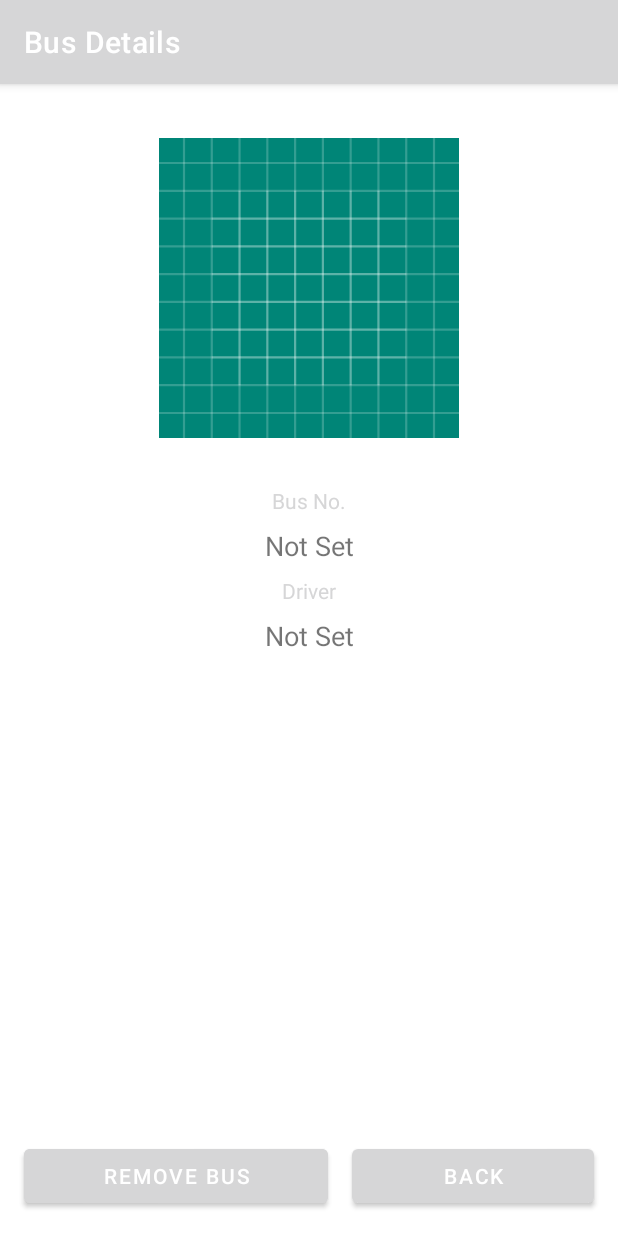
After one commit to kevinatgithub/schoolbustracker, an Android app: the layout activity_bus_details.xml on its own in the app's theme, with its tools: preview values and no code run, on a phone screen of 412 x 824 dp. The commit adds this screen. Run offline under Robolectric (Android 15) with nearby library versions, the phone set to English and light mode, and no system bars; network calls fail.

Commit message:
Added Bus Details QR Code Generation

```diff
--- a/Admin/app/build.gradle
+++ b/Admin/app/build.gradle
@@ -34,4 +34,5 @@ dependencies {
     api 'com.android.volley:volley:1.1.1'
     implementation 'com.google.code.gson:gson:2.8.5'
     implementation 'com.mapbox.mapboxsdk:mapbox-android-sdk:7.2.0'
+    implementation 'androidmads.library.qrgenearator:QRGenearator:1.0.3'
 }
--- a/Admin/app/src/main/AndroidManifest.xml
+++ b/Admin/app/src/main/AndroidManifest.xml
@@ -13,7 +13,7 @@
         android:roundIcon="@mipmap/ic_launcher_round"
         android:supportsRtl="true"
         android:theme="@style/Theme.SchoolBus">
-        <activity android:name=".MainActivity"></activity>
+        <activity android:name=".MainActivity" />
         <activity android:name=".BusesActivity">
             <intent-filter>
                 <action android:name="android.intent.action.MAIN" />
@@ -21,7 +21,8 @@
                 <category android:name="android.intent.category.LAUNCHER" />
             </intent-filter>
         </activity>
-        <activity android:name=".BusesForm"></activity>
+        <activity android:name=".BusesFormActivity" />
+        <activity android:name=".BusDetailsActivity"></activity>
     </application>
 
 </manifest>
--- a/Admin/app/src/main/java/dev/kevin/app/schoolbustrackeradmin/BusesForm.java
+++ b/Admin/app/src/main/java/dev/kevin/app/schoolbustrackeradmin/BusesFormActivity.java
@@ -14,7 +14,7 @@ import dev.kevin.app.schoolbustrackeradmin.libs.ApiManager;
 import dev.kevin.app.schoolbustrackeradmin.libs.AppConstants;
 import dev.kevin.app.schoolbustrackeradmin.libs.CallbackWithResponse;
 
-public class BusesForm extends AppCompatActivity {
+public class BusesFormActivity extends AppCompatActivity {
 
     EditText txtBusNo;
     EditText txtDriver;
@@ -53,7 +53,7 @@ public class BusesForm extends AppCompatActivity {
 
         @Override
         public void execute(JSONObject response) {
-            Toast.makeText(BusesForm.this, "Bus has been registered", Toast.LENGTH_SHORT).show();
+            Toast.makeText(BusesFormActivity.this, "Bus has been registered", Toast.LENGTH_SHORT).show();
             finish();
         }
     }
--- a/Admin/app/src/main/java/dev/kevin/app/schoolbustrackeradmin/libs/ApiManager.java
+++ b/Admin/app/src/main/java/dev/kevin/app/schoolbustrackeradmin/libs/ApiManager.java
@@ -8,7 +8,6 @@ import com.android.volley.Response;
 import com.android.volley.VolleyError;
 import com.android.volley.toolbox.JsonObjectRequest;
 import com.android.volley.toolbox.Volley;
-import com.google.gson.Gson;
 
 import org.json.JSONObject;
 
@@ -17,11 +16,9 @@ public class ApiManager {
 
     private static Activity activity;
     private static RequestQueue requestQueue;
-    private static Gson gson;
 
     private static void init(Activity _activity){
         activity = _activity;
-        gson = new Gson();
 
         if(requestQueue == null){
             requestQueue = Volley.newRequestQueue(activity);
--- /dev/null
+++ b/Admin/app/src/main/res/layout/activity_bus_details.xml
@@ -0,0 +1,117 @@
+<?xml version="1.0" encoding="utf-8"?>
+<android.support.constraint.ConstraintLayout xmlns:android="http://schemas.android.com/apk/res/android"
+    xmlns:app="http://schemas.android.com/apk/res-auto"
+    xmlns:tools="http://schemas.android.com/tools"
+    android:layout_width="match_parent"
+    android:layout_height="match_parent"
+    tools:context=".BusDetailsActivity">
+
+    <android.support.design.widget.AppBarLayout
+        android:id="@+id/appBarLayout5"
+        android:layout_width="match_parent"
+        android:layout_height="wrap_content">
+
+        <android.support.v7.widget.Toolbar
+            android:id="@+id/app_bar"
+            android:layout_width="match_parent"
+            android:layout_height="?attr/actionBarSize"
+            app:title="Bus Details"
+            app:titleTextColor="#ffffff"/>
+    </android.support.design.widget.AppBarLayout>
+
+    <ImageView
+        android:id="@+id/imgQr"
+        android:layout_width="200dp"
+        android:layout_height="200dp"
+        android:layout_marginStart="8dp"
+        android:layout_marginTop="36dp"
+        android:layout_marginEnd="8dp"
+        app:layout_constraintEnd_toEndOf="parent"
+        app:layout_constraintStart_toStartOf="parent"
+        app:layout_constraintTop_toBottomOf="@+id/appBarLayout5"
+        app:srcCompat="@drawable/ic_launcher_background" />
+
+    <TextView
+        android:id="@+id/textView"
+        android:layout_width="wrap_content"
+        android:layout_height="wrap_content"
+        android:layout_marginStart="8dp"
+        android:layout_marginTop="32dp"
+        android:layout_marginEnd="8dp"
+        android:text="Bus No."
+        android:textColor="@color/colorPrimary"
+        app:layout_constraintEnd_toEndOf="parent"
+        app:layout_constraintStart_toStartOf="parent"
+        app:layout_constraintTop_toBottomOf="@+id/imgQr" />
+
+    <TextView
+        android:id="@+id/txtBusNo"
+        android:layout_width="wrap_content"
+        android:layout_height="wrap_content"
+        android:layout_marginStart="8dp"
+        android:layout_marginTop="8dp"
+        android:layout_marginEnd="8dp"
+        android:text="Not Set"
+        android:textSize="18sp"
+        app:layout_constraintEnd_toEndOf="parent"
+        app:layout_constraintStart_toStartOf="parent"
+        app:layout_constraintTop_toBottomOf="@+id/textView" />
+
+    <TextView
+        android:id="@+id/textView3"
+        android:layout_width="wrap_content"
+        android:layout_height="wrap_content"
+        android:layout_marginStart="8dp"
+        android:layout_marginTop="8dp"
+        android:layout_marginEnd="8dp"
+        android:text="Driver"
+        android:textColor="@color/colorPrimary"
+        app:layout_constraintEnd_toEndOf="parent"
+        app:layout_constraintStart_toStartOf="parent"
+        app:layout_constraintTop_toBottomOf="@+id/txtBusNo" />
+
+    <TextView
+        android:id="@+id/txtDriver"
+        android:layout_width="wrap_content"
+        android:layout_height="wrap_content"
+        android:layout_marginStart="8dp"
+        android:layout_marginTop="8dp"
+        android:layout_marginEnd="8dp"
+        android:text="Not Set"
+        android:textSize="18sp"
+        app:layout_constraintEnd_toEndOf="parent"
+        app:layout_constraintStart_toStartOf="parent"
+        app:layout_constraintTop_toBottomOf="@+id/textView3" />
+
+    <LinearLayout
+        android:layout_width="0dp"
+        android:layout_height="wrap_content"
+        android:layout_marginStart="8dp"
+        android:layout_marginEnd="8dp"
+        android:layout_marginBottom="8dp"
+        android:orientation="horizontal"
+        app:layout_constraintBottom_toBottomOf="parent"
+        app:layout_constraintEnd_toEndOf="parent"
+        app:layout_constraintStart_toStartOf="parent">
+
+        <android.support.design.button.MaterialButton
+            android:id="@+id/button3"
+            android:layout_width="wrap_content"
+            android:layout_height="wrap_content"
+            android:layout_margin="8dp"
+            android:layout_weight="1"
+            android:backgroundTint="@color/colorPrimaryDark"
+            android:text="Remove Bus"
+            android:onClick="OnClick_RemoveBus"/>
+
+        <android.support.design.button.MaterialButton
+            android:id="@+id/button2"
+            android:layout_width="wrap_content"
+            android:layout_height="wrap_content"
+            android:layout_margin="8dp"
+            android:layout_weight="1"
+            android:text="Back"
+            android:onClick="OnClick_Done"/>
+    </LinearLayout>
+
+</android.support.constraint.ConstraintLayout>
--- a/Admin/app/src/main/res/layout/activity_buses_form.xml
+++ b/Admin/app/src/main/res/layout/activity_buses_form.xml
@@ -4,7 +4,7 @@
     xmlns:tools="http://schemas.android.com/tools"
     android:layout_width="match_parent"
     android:layout_height="match_parent"
-    tools:context=".BusesForm">
+    tools:context=".BusesFormActivity">
 
     <android.support.design.widget.AppBarLayout
         android:id="@+id/appBarLayout5"
```
Also changed, not shown: Admin/app/src/main/java/dev/kevin/app/schoolbustrackeradmin/BusDetailsActivity.java (added, +78 -0 lines), Admin/app/src/main/java/dev/kevin/app/schoolbustrackeradmin/BusesActivity.java (+17 -3 lines). Lines whose indentation alone changed are shown as unchanged.
